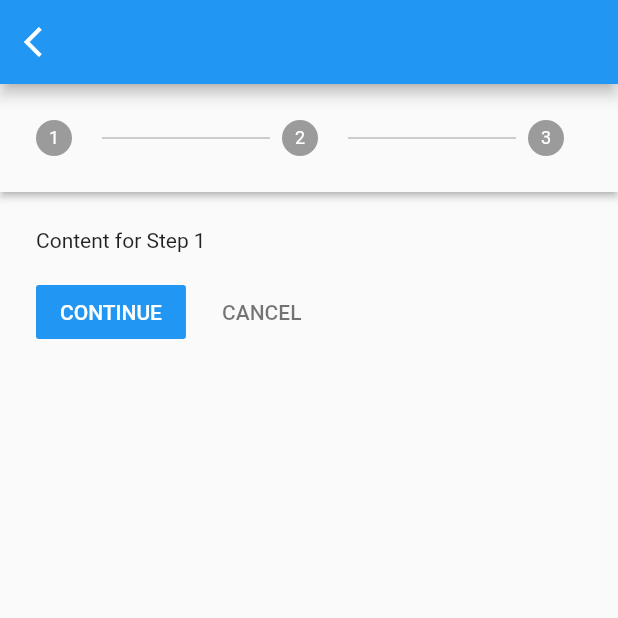
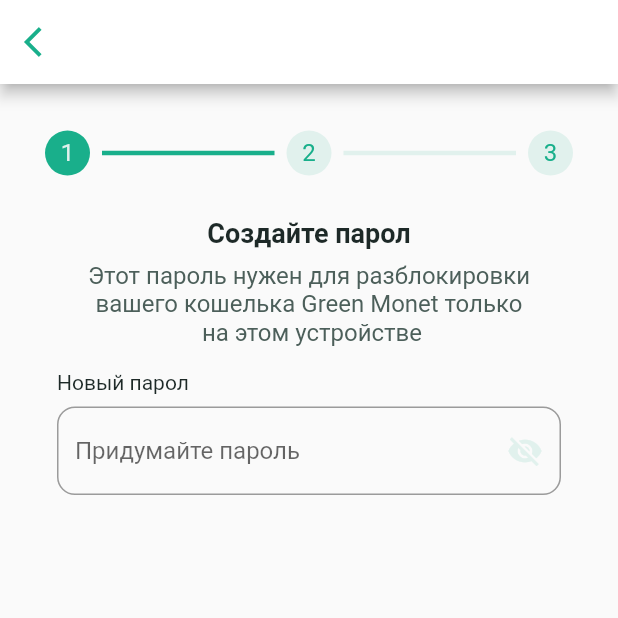
Before and after one commit to WilzZix/green_monet, a Flutter app: the screen it shows after launch, on a phone screen of 412 x 824 dp, the top half of it. Run offline on Flutter 3.47's test engine with Material 2 defaults, Android fonts, the phone set to English and light mode, and no system bars.

Commit message:
just do something

```diff
--- a/lib/screens/registration/registor_screen.dart
+++ b/lib/screens/registration/registor_screen.dart
@@ -9,52 +9,150 @@ class RegistrationScreen extends StatefulWidget {
 }
 
 class _RegistrationScreenState extends State<RegistrationScreen> {
-  int _index = 0;
-
   @override
   Widget build(BuildContext context) {
     return SafeArea(
       child: Scaffold(
-          appBar: AppBar(
-            leading: Icon(Icons.arrow_back_ios),
+        appBar: AppBar(
+          backgroundColor: Colors.white,
+          leading: const Icon(
+            Icons.arrow_back_ios,
+            color: Color(0xFF19AF8B),
           ),
-          body: Stepper(
-            type: StepperType.horizontal,
-            currentStep: _index,
-            onStepCancel: () {
-              if (_index > 0) {
-                setState(() {
-                  _index -= 1;
-                });
-              }
-            },
-            onStepContinue: () {
-              if (_index <= 0) {
-                setState(() {
-                  _index += 1;
-                });
-              }
-            },
-            onStepTapped: (int index) {
-              setState(() {
-                _index = index;
-              });
-            },
-            steps: <Step>[
-              Step(
-                title: Divider(),
-                content: Container(alignment: Alignment.centerLeft, child: const Text('Content for Step 1')),
+        ),
+        body: Padding(
+          padding: const EdgeInsets.all(30.0),
+          child: Column(
+            children: [
+              Center(
+                child: Column(
+                  children: [
+                    Row(
+                      mainAxisSize: MainAxisSize.max,
+                      mainAxisAlignment: MainAxisAlignment.spaceBetween,
+                      children: [
+                        Stack(
+                          alignment: AlignmentDirectional.center,
+                          children: [
+                            Container(
+                              height: 30,
+                              width: 30,
+                              decoration: const BoxDecoration(
+                                color: Color(0xFF19AF8B),
+                                shape: BoxShape.circle,
+                              ),
+                            ),
+                            const Text(
+                              '1',
+                              style: TextStyle(fontSize: 16, color: Color(0xFFE1F1ED)),
+                            )
+                          ],
+                        ),
+                        const Expanded(
+                            child: Padding(
+                          padding: EdgeInsets.all(8.0),
+                          child: Divider(
+                            thickness: 3,
+                            height: 16,
+                            color: Color(0xFF19AF8B),
+                          ),
+                        )),
+                        Stack(
+                          alignment: AlignmentDirectional.center,
+                          children: [
+                            Container(
+                              height: 30,
+                              width: 30,
+                              decoration: const BoxDecoration(
+                                color: Color(0xFFE1F1ED),
+                                shape: BoxShape.circle,
+                              ),
+                            ),
+                            const Text(
+                              '2',
+                              style: TextStyle(fontSize: 16, color: Color(0xFF19AF8B)),
+                            )
+                          ],
+                        ),
+                        const Expanded(
+                          child: Padding(
+                            padding: EdgeInsets.all(8.0),
+                            child: Divider(
+                              thickness: 3,
+                              height: 16,
+                              color: Color(0xFFE1F1ED),
+                            ),
+                          ),
+                        ),
+                        Stack(
+                          alignment: AlignmentDirectional.center,
+                          children: [
+                            Container(
+                              height: 30,
+                              width: 30,
+                              decoration: new BoxDecoration(
+                                color: const Color(0xFFE1F1ED),
+                                shape: BoxShape.circle,
+                              ),
+                            ),
+                            const Text(
+                              '3',
+                              style: TextStyle(fontSize: 16, color: Color(0xFF19AF8B)),
+                            )
+                          ],
+                        ),
+                      ],
+                    ),
+                    const Padding(
+                      padding: EdgeInsets.only(top: 27),
+                      child: const Text(
+                        'Создайте парол',
+                        style: const TextStyle(fontSize: 18, fontWeight: FontWeight.w600, color: Color(0xFF1D2927)),
+                      ),
+                    ),
+                    const Padding(
+                      padding: EdgeInsets.all(8.0),
+                      child: Text('Этот пароль нужен для разблокировки вашего кошелька Green Monet только \n на этом устройстве',
+                          style: const TextStyle(fontSize: 16, fontWeight: FontWeight.w400, color: Color(0xFF4C5F5A)), textAlign: TextAlign.center),
+                    ),
+                  ],
+                ),
               ),
-              const Step(
-                title: Divider(),
-                content: Text('Content for Step 2'),
-              ),
-              const Step(
-                title: Divider(),
-                content: Text('Content for Step 2'),
-              ),
+              Padding(
+                padding: const EdgeInsets.all(8.0),
+                child: Column(
+                  children: const [
+                    Align(
+                      alignment: Alignment.centerLeft,
+                      child: Text(
+                        'Новый парол',
+                        style: TextStyle(
+                          color: Color(0xFF1D2927),
+                        ),
+                      ),
+                    ),
+                    Padding(
+                      padding: EdgeInsets.only(top: 8.0),
+                      child: TextField(
+                        obscureText: true,
+                        decoration: InputDecoration(
+                          iconColor: Color(0xFFE1F1ED),
+                          suffixIcon: Icon(
+                            Icons.visibility_off,
+                            color: Color(0xFFE1F1ED),
+                          ),
+                          border: OutlineInputBorder(borderRadius: BorderRadius.all(Radius.circular(12)), borderSide: BorderSide(color: Color(0xFFE1F1ED))),
+                          hintText: 'Придумайте пароль',
+                        ),
+                      ),
+                    )
+                  ],
+                ),
+              )
             ],
-          )),
+          ),
+        ),
+      ),
     );
   }
 }
```
